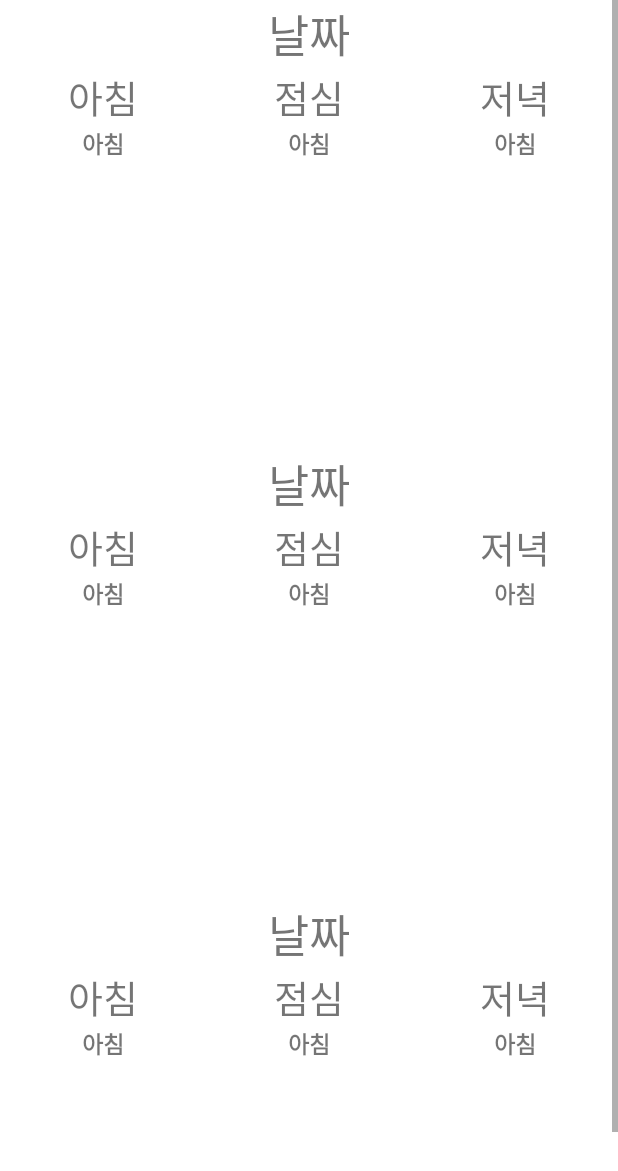
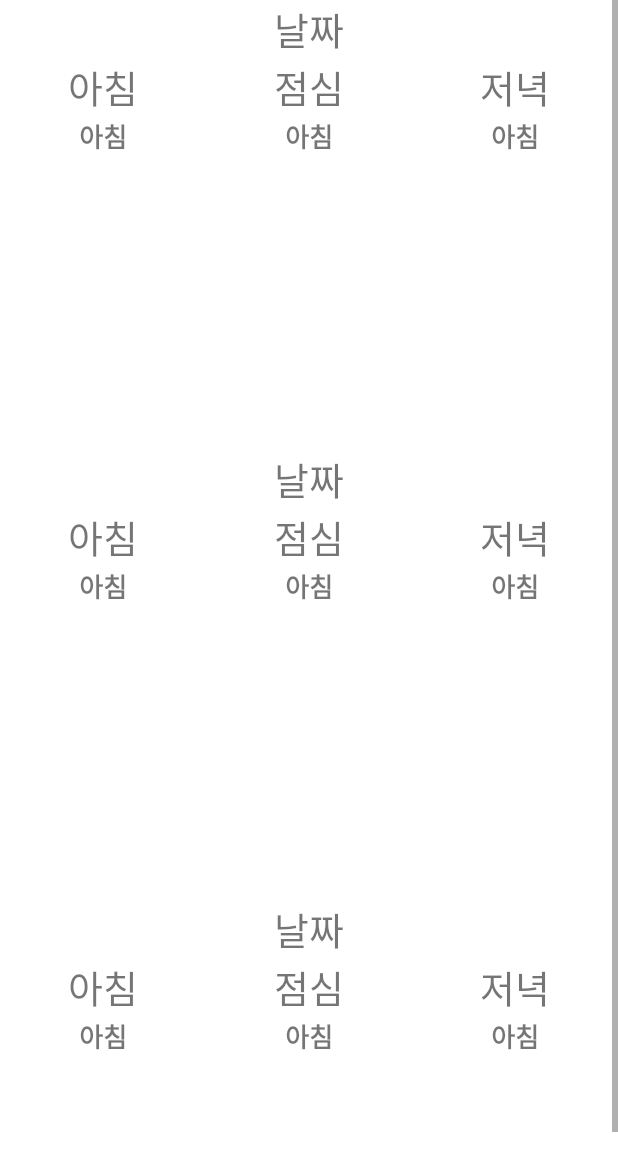
Before and after one commit to leeugun123/domitory_meal, an Android app: the layout activity_main.xml on its own in the app's theme, with its tools: preview values and no code run, on a phone screen of 412 x 824 dp. Shown: the top 1171 px of the screen. Run offline under Robolectric (Android 15) with nearby library versions, the phone set to English and light mode, and no system bars; network calls fail.

Commit message:
상태바,타이틀바 제거

```diff
--- a/app/src/main/res/layout/meal.xml
+++ b/app/src/main/res/layout/meal.xml
@@ -11,7 +11,7 @@
         android:text="날짜"
         android:textAlignment="center"
         android:gravity="center"
-        android:textSize="30sp"
+        android:textSize="25sp"
         />
 
     <LinearLayout
@@ -67,7 +67,7 @@
             android:textStyle="bold"
             android:textAlignment="center"
             android:gravity="center"
-            android:textSize="15sp"
+            android:textSize="17sp"
             />
 
         <TextView
@@ -79,7 +79,7 @@
             android:textStyle="bold"
             android:textAlignment="center"
             android:gravity="center"
-            android:textSize="15sp"
+            android:textSize="17sp"
             />
 
         <TextView
@@ -91,7 +91,7 @@
             android:textStyle="bold"
             android:textAlignment="center"
             android:gravity="center"
-            android:textSize="15sp"
+            android:textSize="17sp"
             />
 
 
--- a/app/src/main/res/values/themes.xml
+++ b/app/src/main/res/values/themes.xml
@@ -1,6 +1,8 @@
 <resources xmlns:tools="http://schemas.android.com/tools">
     <!-- Base application theme. -->
     <style name="Theme.Domitory_meal" parent="Theme.MaterialComponents.DayNight.DarkActionBar">
+        <item name="windowNoTitle">true</item>
+        <item name="android:windowFullscreen">true</item>
         <!-- Primary brand color. -->
         <item name="colorPrimary">@color/purple_500</item>
         <item name="colorPrimaryVariant">@color/purple_700</item>
```
